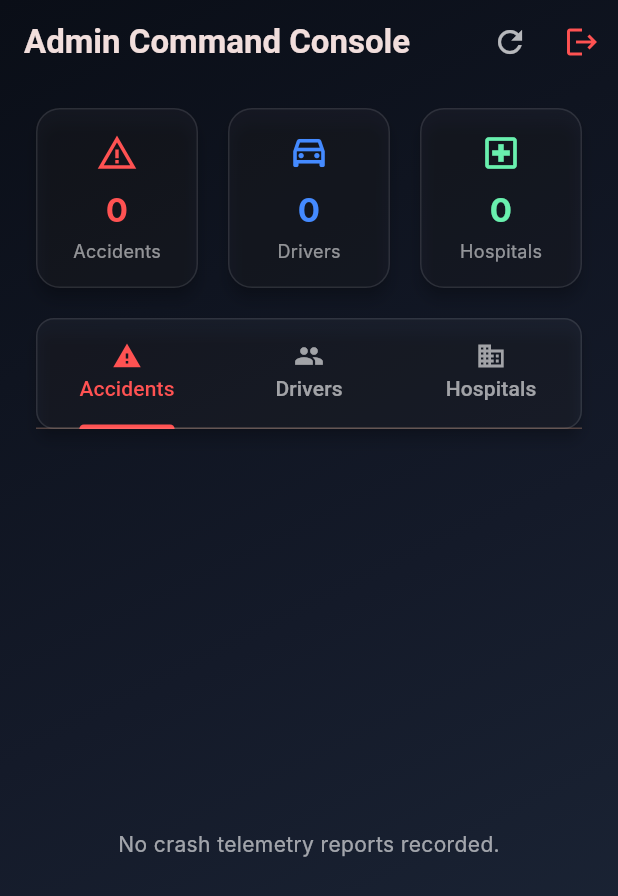
After one commit to Prakyath1234/Accident-Guard, a Flutter app: the screen it shows after launch, tab 3 chosen, after a tap on "SIGN IN", after a tap on the "refresh" icon, on a phone screen of 412 x 824 dp. The commit adds this screen. Shown: the top 896 px of the screen. Run offline on Flutter 3.47's test engine with Material 3 defaults, Android fonts, the phone set to English and light mode, and no system bars; our stand-ins replace cloud_firestore, firebase_auth, firebase_core, geolocator, sensors_plus, shared_preferences; missing offline and left inert: dart:js, flutter_ringtone_player, twilio_flutter; accounts and stored records are empty; Roboto replaces fonts that are missing (Inter, Outfit).

Commit message:
Add AdminDashboard screen and restrict access to authorized admin credentials

```diff
--- /dev/null
+++ b/lib/screens/admin_dashboard.dart
@@ -0,0 +1,380 @@
+import 'package:flutter/material.dart';
+import '../services/database_service.dart';
+import 'login_screen.dart';
+
+class AdminDashboard extends StatefulWidget {
+  const AdminDashboard({super.key});
+
+  @override
+  State<AdminDashboard> createState() => _AdminDashboardState();
+}
+
+class _AdminDashboardState extends State<AdminDashboard> with SingleTickerProviderStateMixin {
+  final DatabaseService _dbService = DatabaseService();
+  late TabController _tabController;
+
+  List<Map<String, dynamic>> _crashes = [];
+  List<Map<String, dynamic>> _drivers = [];
+  List<Map<String, dynamic>> _hospitals = [];
+  bool _isLoading = true;
+
+  @override
+  void initState() {
+    super.initState();
+    _tabController = TabController(length: 3, vsync: this);
+    _fetchData();
+  }
+
+  @override
+  void dispose() {
+    _tabController.dispose();
+    super.dispose();
+  }
+
+  Future<void> _fetchData() async {
+    setState(() => _isLoading = true);
+    try {
+      final crashesData = await _dbService.getCrashReports();
+      final driversData = await _dbService.getDrivers();
+      final hospitalsData = await _dbService.getHospitals();
+
+      setState(() {
+        _crashes = crashesData;
+        _drivers = driversData;
+        _hospitals = hospitalsData;
+        _isLoading = false;
+      });
+    } catch (e) {
+      print("AdminDashboard: Fetch error: $e");
+      setState(() => _isLoading = false);
+    }
+  }
+
+  void _logout() {
+    _dbService.logout();
+    Navigator.pushReplacement(
+      context,
+      MaterialPageRoute(builder: (context) => const LoginScreen()),
+    );
+  }
+
+  Future<void> _updateStatus(String reportId, String status) async {
+    await _dbService.updateCrashReportStatus(reportId, status);
+    _fetchData();
+  }
+
+  @override
+  Widget build(BuildContext context) {
+    final theme = Theme.of(context);
+
+    return Scaffold(
+      appBar: AppBar(
+        title: const Text("Admin Command Console"),
+        backgroundColor: Colors.transparent,
+        elevation: 0,
+        actions: [
+          IconButton(
+            icon: const Icon(Icons.refresh, color: Colors.white70),
+            onPressed: _fetchData,
+          ),
+          IconButton(
+            icon: const Icon(Icons.logout, color: Colors.redAccent),
+            onPressed: _logout,
+          )
+        ],
+      ),
+      extendBodyBehindAppBar: true,
+      body: Container(
+        height: double.infinity,
+        decoration: const BoxDecoration(
+          gradient: LinearGradient(
+            begin: Alignment.topLeft,
+            end: Alignment.bottomRight,
+            colors: [Color(0xFF0A0E17), Color(0xFF141A29), Color(0xFF1E293B)],
+          ),
+        ),
+        child: SafeArea(
+          child: _isLoading
+              ? const Center(child: CircularProgressIndicator(color: Colors.redAccent))
+              : Column(
+                  children: [
+                    // Stats Cards Row
+                    Padding(
+                      padding: const EdgeInsets.symmetric(horizontal: 20.0, vertical: 12.0),
+                      child: Row(
+                        children: [
+                          Expanded(
+                            child: _buildStatCard(
+                              title: "Accidents",
+                              count: _crashes.length.toString(),
+                              icon: Icons.warning_amber,
+                              color: Colors.redAccent,
+                            ),
+                          ),
+                          const SizedBox(width: 12),
+                          Expanded(
+                            child: _buildStatCard(
+                              title: "Drivers",
+                              count: _drivers.length.toString(),
+                              icon: Icons.drive_eta_outlined,
+                              color: Colors.blueAccent,
+                            ),
+                          ),
+                          const SizedBox(width: 12),
+                          Expanded(
+                            child: _buildStatCard(
+                              title: "Hospitals",
+                              count: _hospitals.length.toString(),
+                              icon: Icons.local_hospital_outlined,
+                              color: Colors.greenAccent,
+                            ),
+                          ),
+                        ],
+                      ),
+                    ),
+
+                    // Modern Tab Bar
+                    Padding(
+                      padding: const EdgeInsets.symmetric(horizontal: 20.0),
+                      child: Card(
+                        color: Colors.white.withOpacity(0.04),
+                        shape: RoundedRectangleBorder(
+                          borderRadius: BorderRadius.circular(12),
+                          side: const BorderSide(color: Colors.white10),
+                        ),
+                        child: TabBar(
+                          controller: _tabController,
+                          indicatorColor: Colors.redAccent,
+                          labelColor: Colors.redAccent,
+                          unselectedLabelColor: Colors.white60,
+                          tabs: const [
+                            Tab(text: "Accidents", icon: Icon(Icons.warning, size: 20)),
+                            Tab(text: "Drivers", icon: Icon(Icons.people, size: 20)),
+                            Tab(text: "Hospitals", icon: Icon(Icons.business, size: 20)),
+                          ],
+                        ),
+                      ),
+                    ),
+                    const SizedBox(height: 12),
+
+                    // Tab Views
+                    Expanded(
+                      child: TabBarView(
+                        controller: _tabController,
+                        children: [
+                          _buildAccidentsTab(theme),
+                          _buildDriversTab(theme),
+                          _buildHospitalsTab(theme),
+                        ],
+                      ),
+                    ),
+                  ],
+                ),
+        ),
+      ),
+    );
+  }
+
+  Widget _buildStatCard({
+    required String title,
+    required String count,
+    required IconData icon,
+    required Color color,
+  }) {
+    return Card(
+      color: Colors.white.withOpacity(0.03),
+      shape: RoundedRectangleBorder(
+        borderRadius: BorderRadius.circular(16),
+        side: const BorderSide(color: Colors.white10),
+      ),
+      child: Padding(
+        padding: const EdgeInsets.all(16.0),
+        child: Column(
+          children: [
+            Icon(icon, color: color, size: 28),
+            const SizedBox(height: 8),
+            Text(
+              count,
+              style: TextStyle(
+                fontSize: 22,
+                fontWeight: FontWeight.bold,
+                color: color,
+              ),
+            ),
+            const SizedBox(height: 4),
+            Text(
+              title,
+              style: const TextStyle(fontSize: 12, color: Colors.white54),
+            ),
+          ],
+        ),
+      ),
+    );
+  }
+
+  Widget _buildAccidentsTab(ThemeData theme) {
+    if (_crashes.isEmpty) {
+      return const Center(
+        child: Text("No crash telemetry reports recorded.", style: TextStyle(color: Colors.white60)),
+      );
+    }
+
+    return ListView.builder(
+      padding: const EdgeInsets.symmetric(horizontal: 20, vertical: 10),
+      itemCount: _crashes.length,
+      itemBuilder: (context, index) {
+        final crash = _crashes[index];
+        final bool isPending = crash['status'] == 'Pending';
+
+        return Card(
+          color: Colors.white.withOpacity(0.04),
+          margin: const EdgeInsets.only(bottom: 12),
+          shape: RoundedRectangleBorder(
+            borderRadius: BorderRadius.circular(14),
+            side: BorderSide(
+              color: isPending ? Colors.redAccent.withOpacity(0.4) : Colors.white10,
+            ),
+          ),
+          child: ListTile(
+            leading: Icon(
+              Icons.warning_rounded,
+              color: isPending ? Colors.redAccent : Colors.greenAccent,
+              size: 32,
+            ),
+            title: Text(
+              crash['driverName'] ?? 'Unknown Driver',
+              style: const TextStyle(fontWeight: FontWeight.bold, color: Colors.white),
+            ),
+            subtitle: Text(
+              "${crash['crashType'] ?? 'Crash'} • Blood: ${crash['bloodGroup'] ?? 'O+'}\n"
+              "Coordinates: ${crash['latitude']}, ${crash['longitude']}",
+              style: const TextStyle(color: Colors.white70, fontSize: 13),
+            ),
+            trailing: Column(
+              mainAxisAlignment: MainAxisAlignment.center,
+              crossAxisAlignment: CrossAxisAlignment.end,
+              children: [
+                Container(
+                  padding: const EdgeInsets.symmetric(horizontal: 8, vertical: 4),
+                  decoration: BoxDecoration(
+                    color: (isPending ? Colors.red : Colors.green).withOpacity(0.2),
+                    borderRadius: BorderRadius.circular(6),
+                  ),
+                  child: Text(
+                    crash['status'] ?? 'Pending',
+                    style: TextStyle(
+                      color: isPending ? Colors.redAccent : Colors.greenAccent,
+                      fontSize: 11,
+                      fontWeight: FontWeight.bold,
+                    ),
+                  ),
+                ),
+                if (isPending) ...[
+                  const SizedBox(height: 6),
+                  GestureDetector(
+                    onTap: () => _updateStatus(crash['id'], 'Resolved'),
+                    child: const Text(
+                      "Mark Resolved",
+                      style: TextStyle(color: Colors.blueAccent, fontSize: 11, fontWeight: FontWeight.bold),
+                    ),
+                  )
+                ]
+              ],
+            ),
+          ),
+        );
+      },
+    );
+  }
+
+  Widget _buildDriversTab(ThemeData theme) {
+    if (_drivers.isEmpty) {
+      return const Center(
+        child: Text("No drivers registered.", style: TextStyle(color: Colors.white60)),
+      );
+    }
+
+    return ListView.builder(
+      padding: const EdgeInsets.symmetric(horizontal: 20, vertical: 10),
+      itemCount: _drivers.length,
+      itemBuilder: (context, index) {
+        final driver = _drivers[index];
+        return Card(
+          color: Colors.white.withOpacity(0.04),
+          margin: const EdgeInsets.only(bottom: 12),
+          shape: RoundedRectangleBorder(
+            borderRadius: BorderRadius.circular(14),
+            side: const BorderSide(color: Colors.white10),
+          ),
+          child: ListTile(
+            leading: const CircleAvatar(
+              backgroundColor: Colors.blueAccent,
+              child: Icon(Icons.drive_eta, color: Colors.white),
+            ),
+            title: Text(
+              driver['fullName'] ?? 'Driver Name',
+              style: const TextStyle(fontWeight: FontWeight.bold, color: Colors.white),
+            ),
+            subtitle: Text(
+              "Email: ${driver['email']}\n"
+              "Parent: ${driver['parentPhone']}\n"
+              "Parent Email: ${driver['parentEmail'] ?? 'None'}",
+              style: const TextStyle(color: Colors.white70, fontSize: 13),
+            ),
+            trailing: Container(
+              padding: const EdgeInsets.symmetric(horizontal: 8, vertical: 4),
+              decoration: BoxDecoration(
+                color: Colors.blue.withOpacity(0.2),
+                borderRadius: BorderRadius.circular(6),
+              ),
+              child: Text(
+                driver['bloodGroup'] ?? 'O+',
+                style: const TextStyle(color: Colors.blueAccent, fontWeight: FontWeight.bold),
+              ),
+            ),
+          ),
+        );
+      },
+    );
+  }
+
+  Widget _buildHospitalsTab(ThemeData theme) {
+    if (_hospitals.isEmpty) {
+      return const Center(
+        child: Text("No hospitals registered.", style: TextStyle(color: Colors.white60)),
+      );
+    }
+
+    return ListView.builder(
+      padding: const EdgeInsets.symmetric(horizontal: 20, vertical: 10),
+      itemCount: _hospitals.length,
+      itemBuilder: (context, index) {
+        final hosp = _hospitals[index];
+        return Card(
+          color: Colors.white.withOpacity(0.04),
+          margin: const EdgeInsets.only(bottom: 12),
+          shape: RoundedRectangleBorder(
+            borderRadius: BorderRadius.circular(14),
+            side: const BorderSide(color: Colors.white10),
+          ),
+          child: ListTile(
+            leading: const CircleAvatar(
+              backgroundColor: Colors.greenAccent,
+              child: Icon(Icons.local_hospital, color: Colors.white),
+            ),
+            title: Text(
+              hosp['facilityName'] ?? 'Hospital Name',
+              style: const TextStyle(fontWeight: FontWeight.bold, color: Colors.white),
+            ),
+            subtitle: Text(
+              "Dispatch: ${hosp['dispatchPhone']}\n"
+              "Email: ${hosp['email']}\n"
+              "Coordinates: ${hosp['latitude']}, ${hosp['longitude']}",
+              style: const TextStyle(color: Colors.white70, fontSize: 13),
+            ),
+          ),
+        );
+      },
+    );
+  }
+}
--- a/lib/screens/login_screen.dart
+++ b/lib/screens/login_screen.dart
@@ -4,6 +4,7 @@ import 'user_registration.dart';
 import 'hospital_registration.dart';
 import 'control_panel.dart';
 import 'hospital_dashboard.dart';
+import 'admin_dashboard.dart';
 
 class LoginScreen extends StatefulWidget {
   const LoginScreen({super.key});
@@ -26,16 +27,22 @@ class _LoginScreenState extends State<LoginScreen> with SingleTickerProviderStat
   @override
   void initState() {
     super.initState();
-    _tabController = TabController(length: 2, vsync: this);
+    _tabController = TabController(length: 3, vsync: this);
 
     _tabController.addListener(() {
       if (!_tabController.indexIsChanging) {
+        setState(() {
           if (_tabController.index == 0) {
             _emailController.text = "shettyprakyathp@gmail.com";
+            _passwordController.text = "Password123!";
+          } else if (_tabController.index == 1) {
+            _emailController.text = "admin@cityemergency.org";
+            _passwordController.text = "Password123!";
           } else {
-          _emailController.text = "admin@cityemergency.org";
+            _emailController.text = "shettyprakyathp@gmail.com";
+            _passwordController.text = "Password123!";
           }
-        _passwordController.text = "Password123!";
+        });
       }
     });
 
@@ -52,6 +59,11 @@ class _LoginScreenState extends State<LoginScreen> with SingleTickerProviderStat
           Navigator.pushReplacement(
             context,
             MaterialPageRoute(builder: (context) => const HospitalDashboard()),
+          );
+        } else if (role == 'admin') {
+          Navigator.pushReplacement(
+            context,
+            MaterialPageRoute(builder: (context) => const AdminDashboard()),
           );
         }
       }
@@ -73,19 +85,39 @@ class _LoginScreenState extends State<LoginScreen> with SingleTickerProviderStat
 
     final email = _emailController.text.trim();
     final password = _passwordController.text.trim();
-    final role = _tabController.index == 0 ? 'driver' : 'hospital';
+
+    final String role;
+    if (_tabController.index == 0) {
+      role = 'driver';
+    } else if (_tabController.index == 1) {
+      role = 'hospital';
+    } else {
+      role = 'admin';
+    }
 
     try {
-      final userProfile = await _dbService.login(
+      if (role == 'admin') {
+        final cleanEmail = email.toLowerCase();
+        final bool isUser1 = cleanEmail == 'shettyprakyathp@gmail.com' && password == 'Password123!';
+        final bool isUser2 = cleanEmail == 'vaibhava.23cs179@sode-edu.in' && password == '9731971568';
+
+        if (!isUser1 && !isUser2) {
+          throw Exception("Access Denied: Only authorized administrators are allowed.");
+        }
+
+        await _dbService.saveAdminSession(email);
+      } else {
+        await _dbService.login(
           email: email,
           password: password,
           role: role,
         );
+      }
 
       if (mounted) {
         ScaffoldMessenger.of(context).showSnackBar(
           SnackBar(
-            content: Text("Logged in successfully as ${role == 'driver' ? 'Driver' : 'Hospital Hub'}!"),
+            content: Text("Logged in successfully as ${role == 'driver' ? 'Driver' : role == 'hospital' ? 'Hospital Hub' : 'Admin'}!"),
             backgroundColor: Colors.green,
           ),
         );
@@ -96,10 +128,15 @@ class _LoginScreenState extends State<LoginScreen> with SingleTickerProviderStat
             context,
             MaterialPageRoute(builder: (context) => const ControlPanel()),
           );
+        } else if (role == 'hospital') {
+          Navigator.pushReplacement(
+            context,
+            MaterialPageRoute(builder: (context) => const HospitalDashboard()),
+          );
         } else {
           Navigator.pushReplacement(
             context,
-            MaterialPageRoute(builder: (context) => const HospitalDashboard()),
+            MaterialPageRoute(builder: (context) => const AdminDashboard()),
           );
         }
       }
@@ -107,7 +144,7 @@ class _LoginScreenState extends State<LoginScreen> with SingleTickerProviderStat
       if (mounted) {
         ScaffoldMessenger.of(context).showSnackBar(
           SnackBar(
-            content: Text("Login failed: ${e.toString()}"),
+            content: Text("Login failed: ${e.toString().replaceAll('Exception:', '')}"),
             backgroundColor: Colors.red,
           ),
         );
@@ -188,6 +225,7 @@ class _LoginScreenState extends State<LoginScreen> with SingleTickerProviderStat
                               tabs: const [
                                 Tab(text: "Driver Portal", icon: Icon(Icons.drive_eta)),
                                 Tab(text: "Hospital Hub", icon: Icon(Icons.local_hospital)),
+                                Tab(text: "Admin Console", icon: Icon(Icons.admin_panel_settings)),
                               ],
                             ),
                             const SizedBox(height: 24),
@@ -248,6 +286,7 @@ class _LoginScreenState extends State<LoginScreen> with SingleTickerProviderStat
                             const SizedBox(height: 20),
 
                             // Signup Redirection Switcher
+                            if (_tabController.index != 2) ...[
                               Row(
                                 mainAxisAlignment: MainAxisAlignment.center,
                                 children: [
@@ -274,6 +313,7 @@ class _LoginScreenState extends State<LoginScreen> with SingleTickerProviderStat
                                 ],
                               ),
                             ],
+                          ],
                         ),
                       ),
                     ),
--- a/lib/services/database_service.dart
+++ b/lib/services/database_service.dart
@@ -427,6 +427,18 @@ class DatabaseService {
     return List.from(_mockCrashReports.reversed);
   }
 
+  Future<List<Map<String, dynamic>>> getDrivers() async {
+    if (_isFirebaseAvailable()) {
+      try {
+        final snapshot = await _firestore.collection('users').get();
+        return snapshot.docs.map((doc) => doc.data()).toList();
+      } catch (e) {
+        print("DatabaseService: Firestore getDrivers failed: $e");
+      }
+    }
+    return _mockDrivers;
+  }
+
   Future<void> updateCrashReportStatus(String reportId, String status) async {
     if (_isFirebaseAvailable()) {
       try {
@@ -496,4 +508,15 @@ class DatabaseService {
       await _prefs!.setString('email_dispatcher_url', url);
     }
   }
+
+  Future<void> saveAdminSession(String email) async {
+    _activeSessionUser = {
+      'uid': 'admin_session_${email.split('@')[0]}',
+      'email': email,
+      'fullName': email.toLowerCase().contains('prakyath') ? 'Prakyath (Admin)' : 'Vaibhava (Admin)',
+      'role': 'admin',
+    };
+    _activeSessionRole = 'admin';
+    await _saveToPrefs();
+  }
 }
```
Lines whose indentation alone changed are shown as unchanged.
